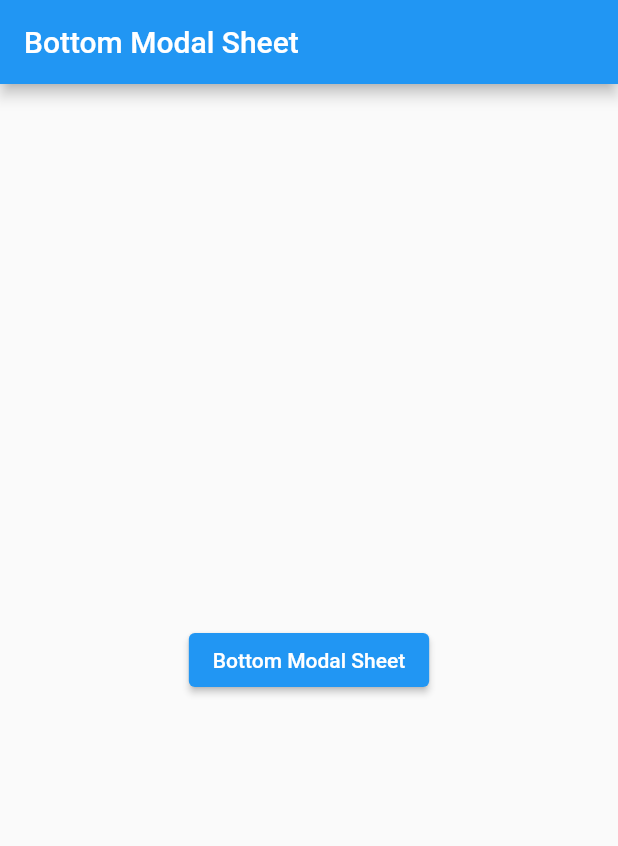
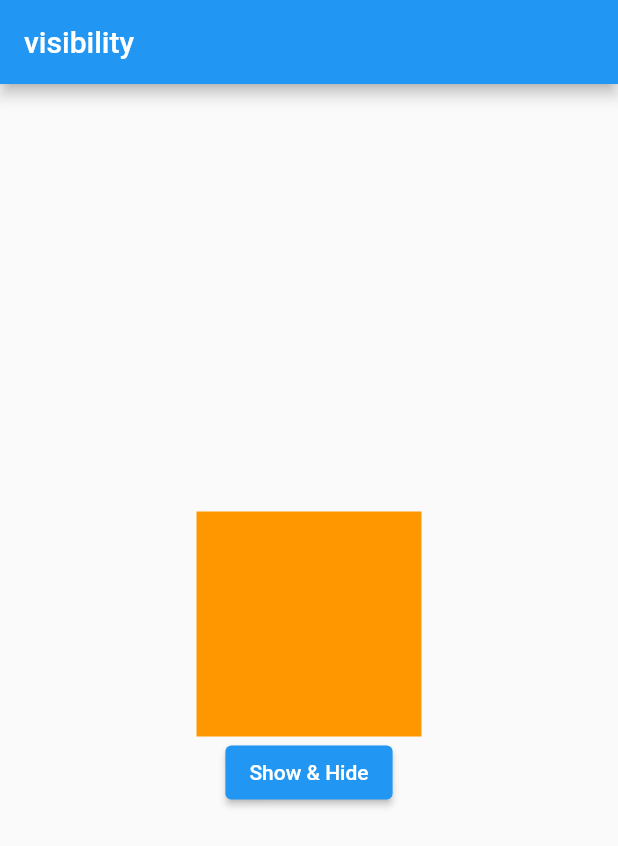
Before and after one commit to andhavarapujyothi/flutter_provider_2, a Flutter app: the screen it shows after launch, on a phone screen of 412 x 824 dp. Shown: the top 846 px of the screen. Run offline on Flutter 3.47's test engine with Material 2 defaults, Android fonts, the phone set to English and light mode, and no system bars.

Commit message:
flutter visibility widget

```diff
--- a/lib/main.dart
+++ b/lib/main.dart
@@ -2,6 +2,7 @@ import 'package:flutter/material.dart';
 import 'package:flutter_provider_2/bottom_modal_sheet.dart';
 
 import 'package:flutter_provider_2/cart_provider.dart';
+import 'package:flutter_provider_2/visibility_screen.dart';
 
 import 'package:provider/provider.dart';
 import 'package:flutter_provider_2/date_time_provider.dart';
@@ -34,7 +35,7 @@ class MyApp extends StatelessWidget {
         //colorScheme: ColorScheme.fromSeed(seedColor: Colors.deepPurple),
         //useMaterial3: true,
       ),
-      home: const BottomModalScreen(),
+      home: const VisibilityScreen(),
     );
   }
 }
--- /dev/null
+++ b/lib/visibility_screen.dart
@@ -0,0 +1,44 @@
+import 'package:flutter/material.dart';
+
+class VisibilityScreen extends StatefulWidget {
+  const VisibilityScreen({super.key});
+
+  @override
+  State<VisibilityScreen> createState() => _VisibilityScreenState();
+}
+
+class _VisibilityScreenState extends State<VisibilityScreen> {
+  bool show = true;
+  @override
+  Widget build(BuildContext context) {
+    return Scaffold(
+        appBar: AppBar(
+          title: const Text('visibility'),
+        ),
+        body: Center(
+          child: Column(
+            mainAxisAlignment: MainAxisAlignment.center,
+            children: [
+              Visibility(
+                visible: show,
+                maintainAnimation: true,
+                maintainSize: true,
+                maintainState: true,
+                child: Container(
+                  height: 150,
+                  width: 150,
+                  color: Colors.orange,
+                ),
+              ),
+              ElevatedButton(
+                  onPressed: () {
+                    setState(() {
+                      show = !show;
+                    });
+                  },
+                  child: const Text('Show & Hide'))
+            ],
+          ),
+        ));
+  }
+}
```
